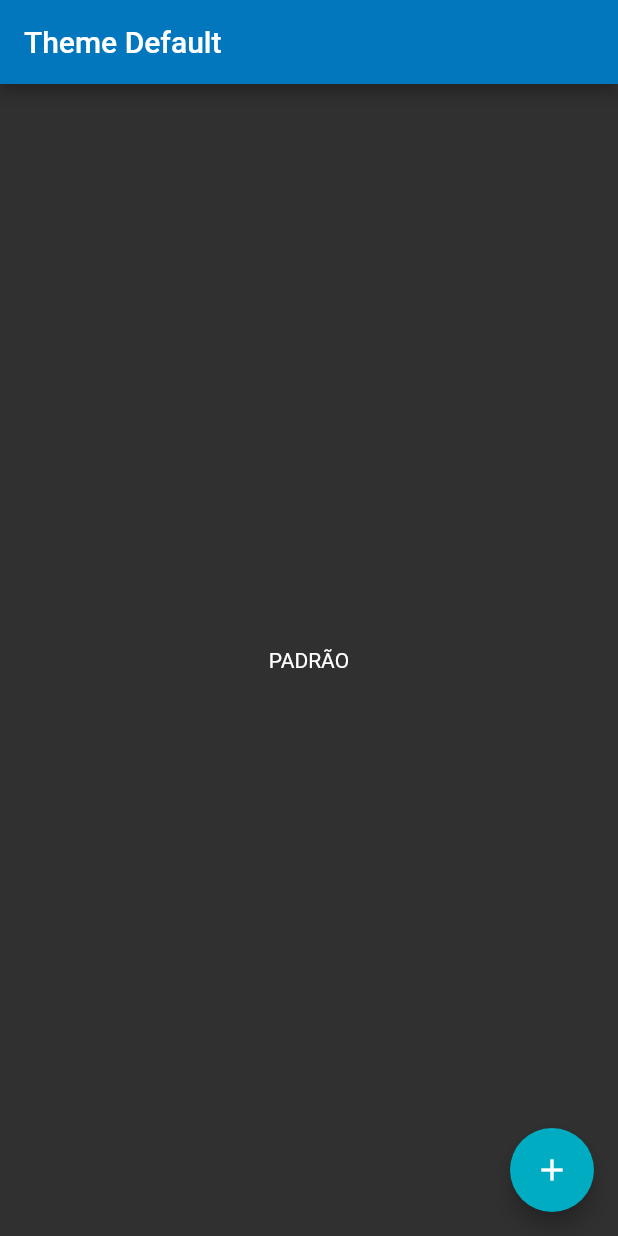
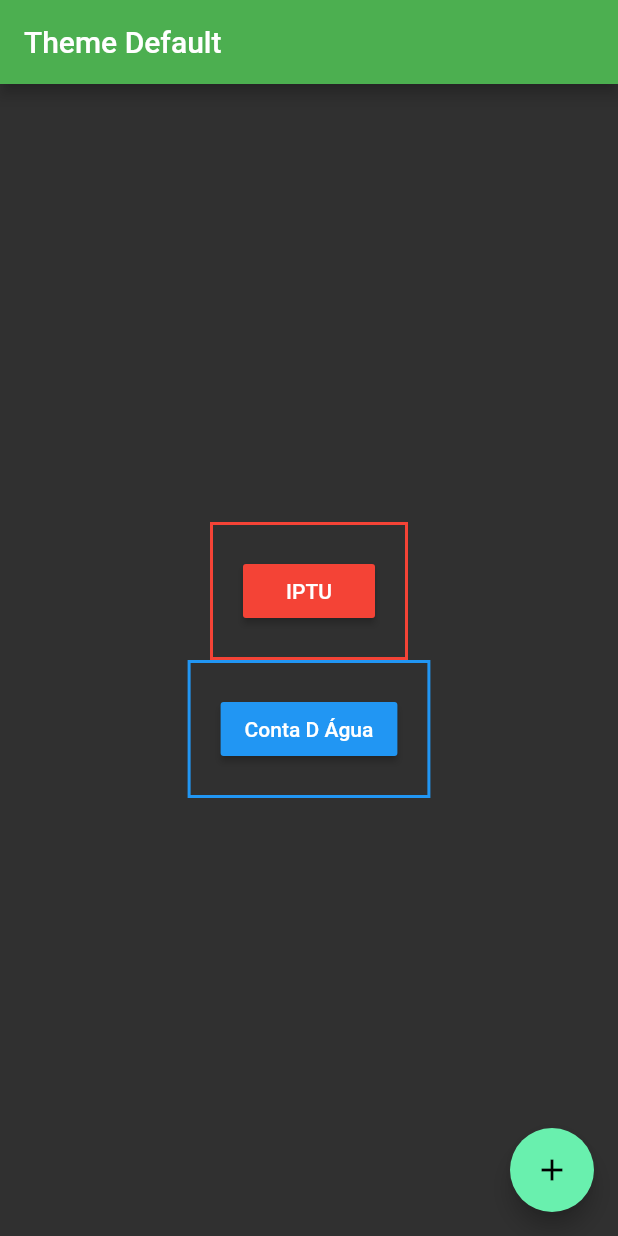
Before and after one commit to vinimass/themes_app, a Flutter app: the screen it shows after launch, on a phone screen of 412 x 824 dp. Run offline on Flutter 3.47's test engine with Material 2 defaults, Android fonts, the phone set to English and light mode, and no system bars; Roboto replaces fonts that are missing (Hind, Montserrat).

Commit message:
Add conta d agua

```diff
--- a/lib/main.dart
+++ b/lib/main.dart
@@ -1,5 +1,5 @@
 import 'package:flutter/material.dart';
-import 'theme.dart' as EstiloPadrao;
+import 'theme.dart' as Estilos;
 
 void main() => runApp(new MyApp());
 
@@ -10,7 +10,7 @@ class MyApp extends StatelessWidget {
     return new
       MaterialApp(
         title: 'Flutter Demo',
-        theme: EstiloPadrao.padrao,
+        theme: Estilos.padrao,
         home: new MyHomePage(title: 'Theme Default'),
       );
   }
@@ -30,8 +30,58 @@ class MyHomePage extends StatelessWidget {
       ),
       body: Center(
         child: Container(
-          child: Text(
-            'PADRÃO',
+          child: new Column(
+            mainAxisAlignment: MainAxisAlignment.center,
+            children: <Widget>[
+              new Container(
+                child: new Column(
+                  children: <Widget>[
+                    new Container(
+                      decoration: new BoxDecoration(
+                        border: new Border.all(color: Estilos.CompanyColors.iptuPrimary, width: 2.0)
+                      ),
+                      child: new Padding(
+                          padding: EdgeInsets.all(20.0),
+                              child: new Column(
+                                children: <Widget>[
+                                  new RaisedButton(
+                                    child: new Text("IPTU"),
+                                    onPressed: ()async{
+                                      final retIptu = await Navigator.push(context,
+                                          MaterialPageRoute(builder: (context) => IPTU(title: 'Theme IPTU'))
+                                      );
+                                    },
+                                    color: Estilos.CompanyColors.iptuPrimary,
+                                  )
+                                ],
+                              ),
+                      ),
+                    ),
+                    new Container(
+                      decoration: new BoxDecoration(
+                          border: new Border.all(color: Estilos.CompanyColors.contadaguaPrimary, width: 2.0)
+                      ),
+                      child: new Padding(
+                        padding: EdgeInsets.all(20.0),
+                        child: new Column(
+                          children: <Widget>[
+                            new RaisedButton(
+                              child: new Text("Conta D Água"),
+                              onPressed: ()async{
+                                final retContaAgua = await Navigator.push(context,
+                                    MaterialPageRoute(builder: (context) => ContaDagua(title: 'Theme Conta D Água'))
+                                );
+                              },
+                              color: Estilos.CompanyColors.contadaguaPrimary,
+                            )
+                          ],
+                        ),
+                      ),
+                    )
+                  ],
+                )
+              )
+            ],
           ),
         ),
       ),
@@ -56,7 +106,7 @@ class IPTU extends StatelessWidget {
 
   @override
   Widget build(BuildContext context) {
-    return new Theme(data: Theme.of(context).copyWith(primaryColor: Colors.red, accentColor: Colors.redAccent),
+    return new Theme(data: Theme.of(context).copyWith(primaryColor: Estilos.CompanyColors.iptuPrimary, accentColor: Estilos.CompanyColors.iptuAccent),
         child: Scaffold(
             appBar: AppBar(
               title: Text(title),
@@ -79,3 +129,34 @@ class IPTU extends StatelessWidget {
     );
   }
 }
+
+class ContaDagua extends StatelessWidget {
+  final String title;
+
+  ContaDagua({Key key, @required this.title}) : super(key: key);
+
+  @override
+  Widget build(BuildContext context) {
+    return new Theme(data: Theme.of(context).copyWith(primaryColor: Estilos.CompanyColors.contadaguaPrimary, accentColor: Estilos.CompanyColors.contadaguaAccent),
+        child: Scaffold(
+          appBar: AppBar(
+            title: Text(title),
+          ),
+          body: Center(
+            child: Theme(
+              data: Theme.of(context),
+              child: Text(
+                'Conta D Água',
+              ),
+            ),
+          ),
+          floatingActionButton: Container(
+            child: FloatingActionButton(
+              onPressed: null,
+              child: Icon(Icons.add),
+            ),
+          ),
+        )
+    );
+  }
+}
--- a/lib/theme.dart
+++ b/lib/theme.dart
@@ -26,8 +26,8 @@ import 'package:flutter/material.dart';
 final ThemeData padrao = new ThemeData(
   // Define the default Brightness and Colors
   brightness: Brightness.dark,
-  primaryColor: Colors.lightBlue[800],
-  accentColor: Colors.cyan[600],
+  primaryColor: CompanyColors.primary,
+  accentColor: CompanyColors.accent,
 
   // Define the default Font Family
   fontFamily: 'Montserrat',
@@ -40,3 +40,12 @@ final ThemeData padrao = new ThemeData(
     body1: TextStyle(fontSize: 14.0, fontFamily: 'Hind'),
   ),
 );
+
+class CompanyColors {
+ static const primary = Colors.green;
+ static const accent = Colors.greenAccent;
+ static const iptuPrimary = Colors.red;
+ static const iptuAccent = Colors.redAccent;
+ static const contadaguaPrimary = Colors.blue;
+ static const contadaguaAccent = Colors.blueAccent;
+}
```
